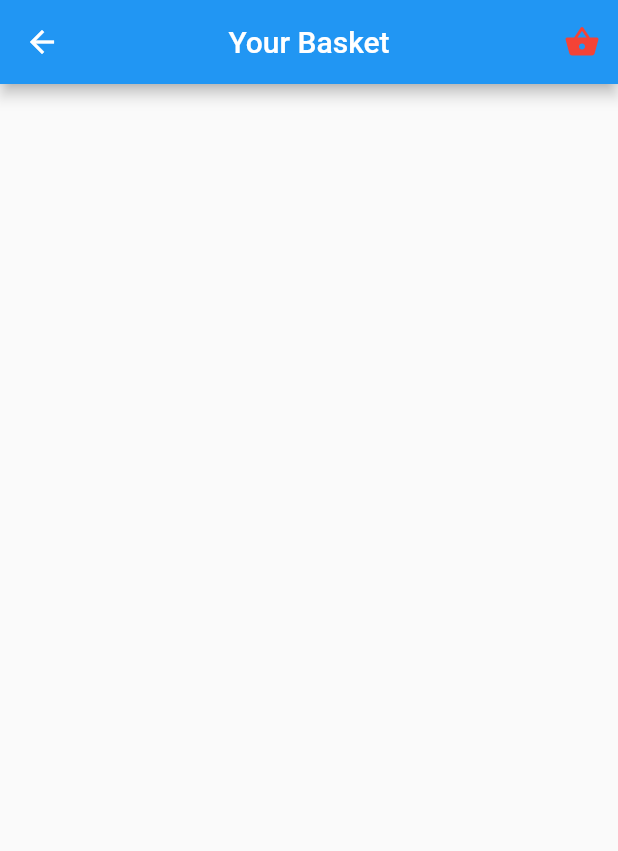
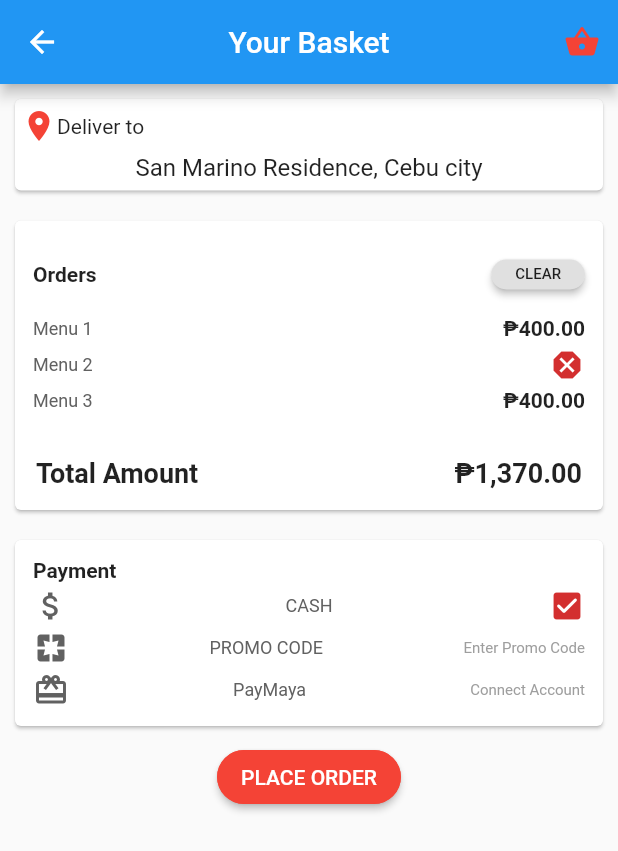
Before and after one commit to lamaw01/bigbys, a Flutter app: the Basket screen opened directly, on a phone screen of 412 x 824 dp. Shown: the top 851 px of the screen. Run offline on Flutter 3.47's test engine with Material 2 defaults, Android fonts, the phone set to English and light mode, and no system bars; our stand-ins replace get, toast.

Commit message:
so far almost

```diff
--- a/lib/screens/basket_screen.dart
+++ b/lib/screens/basket_screen.dart
@@ -1,3 +1,4 @@
+import 'package:bigbys/screens/order_slip_screen.dart';
 import 'package:flutter/material.dart';
 
 class Basket extends StatefulWidget {
@@ -22,173 +23,298 @@ class _BasketState extends State<Basket> {
           ),
         ],
       ),
-      // body: Column(
-      //   mainAxisAlignment: MainAxisAlignment.spaceBetween,
-      //   children: [
-      //     Card(
-      //       margin: EdgeInsets.all(10.0),
-      //       child: Padding(
-      //         padding: EdgeInsets.fromLTRB(10, 20, 10, 20),
-      //         child: Column(
-      //           crossAxisAlignment: CrossAxisAlignment.stretch,
-      //           children: [
-      //             Row(
-      //               children: [
-      //                 Text(
-      //                   'Deliver to',
-      //                 ),
-      //                 Icon(
-      //                   Icons.assistant_navigation,
-      //                   color: Colors.red,
-      //                 )
-      //               ],
-      //             ),
-      //             SizedBox(
-      //               height: 10,
-      //             ),
-      //             Center(
-      //               child: Text(
-      //                 'San Marino Residence, Cebu city',
-      //                 style: TextStyle(
-      //                   fontSize: 16,
-      //                 ),
-      //               ),
-      //             ),
-      //           ],
-      //         ),
-      //       ),
-      //     ),
-      //     Card(
-      //       margin: EdgeInsets.all(10.0),
-      //       child: Padding(
-      //         padding: EdgeInsets.fromLTRB(10, 20, 10, 20),
-      //         child: Column(
-      //           crossAxisAlignment: CrossAxisAlignment.stretch,
-      //           children: [
-      //             Center(
-      //               child: Text(
-      //                 'Place holder',
-      //                 style: TextStyle(
-      //                   fontSize: 16,
-      //                 ),
-      //               ),
-      //             ),
-      //           ],
-      //         ),
-      //       ),
-      //     ),
-      //     Card(
-      //       margin: EdgeInsets.all(10.0),
-      //       child: Padding(
-      //         padding: EdgeInsets.fromLTRB(10, 10, 10, 10),
-      //         child: Column(
-      //           mainAxisAlignment: MainAxisAlignment.spaceEvenly,
-      //           crossAxisAlignment: CrossAxisAlignment.stretch,
-      //           children: [
-      //             Padding(
-      //               padding: const EdgeInsets.all(2.0),
-      //               child: Text(
-      //                 'Payment',
-      //                 style: TextStyle(
-      //                   fontSize: 12,
-      //                   color: Colors.grey[700],
-      //                 ),
-      //               ),
-      //             ),
-      //             Padding(
-      //               padding: const EdgeInsets.all(2.0),
-      //               child: Row(
-      //                 mainAxisAlignment: MainAxisAlignment.spaceBetween,
-      //                 children: [
-      //                   Icon(
-      //                     Icons.attach_money,
-      //                     color: Colors.grey[700],
-      //                   ),
-      //                   Text(
-      //                     'CASH',
-      //                     style: TextStyle(
-      //                       fontSize: 12,
-      //                       color: Colors.grey[700],
-      //                     ),
-      //                   ),
-      //                   Icon(
-      //                     Icons.check_box_rounded,
-      //                     color: Colors.red[700],
-      //                   ),
-      //                 ],
-      //               ),
-      //             ),
-      //             Padding(
-      //               padding: const EdgeInsets.all(2.0),
-      //               child: Row(
-      //                 mainAxisAlignment: MainAxisAlignment.spaceBetween,
-      //                 children: [
-      //                   Icon(
-      //                     Icons.pages,
-      //                     color: Colors.grey[700],
-      //                   ),
-      //                   Text(
-      //                     'PROMO CODE',
-      //                     style: TextStyle(
-      //                       fontSize: 12,
-      //                       color: Colors.grey[700],
-      //                     ),
-      //                   ),
-      //                   Text(
-      //                     'Enter Promo Code',
-      //                     style: TextStyle(
-      //                       fontSize: 10,
-      //                       color: Colors.grey[500],
-      //                     ),
-      //                   ),
-      //                 ],
-      //               ),
-      //             ),
-      //             Padding(
-      //               padding: const EdgeInsets.all(2.0),
-      //               child: Row(
-      //                 mainAxisAlignment: MainAxisAlignment.spaceBetween,
-      //                 children: [
-      //                   Icon(
-      //                     Icons.wallet_giftcard,
-      //                     color: Colors.grey[700],
-      //                   ),
-      //                   Text(
-      //                     'PayMaya',
-      //                     style: TextStyle(
-      //                       fontSize: 12,
-      //                       color: Colors.grey[700],
-      //                     ),
-      //                   ),
-      //                   Text(
-      //                     'Connect Account',
-      //                     style: TextStyle(
-      //                       fontSize: 10,
-      //                       color: Colors.grey[500],
-      //                     ),
-      //                   ),
-      //                 ],
-      //               ),
-      //             ),
-      //           ],
-      //         ),
-      //       ),
-      //     ),
-      //     RaisedButton(
-      //       onPressed: () {},
-      //       child: Text(
-      //         'PLACE ORDER',
-      //         style: TextStyle(
-      //           color: Colors.white,
-      //         ),
-      //       ),
-      //       color: Colors.red,
-      //       shape: RoundedRectangleBorder(
-      //           borderRadius: BorderRadius.circular(18.0),
-      //           side: BorderSide(color: Colors.red)),
-      //     )
-      //   ],
-      // ),
+      body: SingleChildScrollView(
+        child: Column(
+          mainAxisAlignment: MainAxisAlignment.spaceBetween,
+          children: [
+            Card(
+              margin: EdgeInsets.all(10),
+              child: Padding(
+                padding: EdgeInsets.fromLTRB(4, 6, 4, 6),
+                child: Column(
+                  crossAxisAlignment: CrossAxisAlignment.stretch,
+                  children: [
+                    Row(
+                      children: [
+                        Icon(
+                          Icons.location_on,
+                          color: Colors.red,
+                        ),
+                        Text(
+                          'Deliver to',
+                        ),
+                      ],
+                    ),
+                    SizedBox(
+                      height: 6,
+                    ),
+                    Center(
+                      child: Text(
+                        'San Marino Residence, Cebu city',
+                        style: TextStyle(
+                          fontSize: 16,
+                        ),
+                      ),
+                    ),
+                  ],
+                ),
+              ),
+            ),
+            Card(
+              margin: EdgeInsets.all(10.0),
+              child: Padding(
+                padding: EdgeInsets.fromLTRB(10, 10, 10, 10),
+                child: Column(
+                  mainAxisAlignment: MainAxisAlignment.spaceEvenly,
+                  crossAxisAlignment: CrossAxisAlignment.stretch,
+                  children: [
+                    Padding(
+                      padding: const EdgeInsets.all(2),
+                      child: Row(
+                        mainAxisAlignment: MainAxisAlignment.spaceBetween,
+                        children: [
+                          Text(
+                            'Orders',
+                            style: TextStyle(
+                              fontSize: 14,
+                              fontWeight: FontWeight.bold,
+                            ),
+                          ),
+                          ButtonTheme(
+                            buttonColor: Colors.grey[300],
+                            minWidth: 40,
+                            height: 20,
+                            child: RaisedButton(
+                              onPressed: () {},
+                              child: Text(
+                                "CLEAR",
+                                style: TextStyle(
+                                  fontSize: 10,
+                                ),
+                              ),
+                            ),
+                            shape: RoundedRectangleBorder(
+                              borderRadius: BorderRadius.circular(18),
+                            ),
+                          )
+                        ],
+                      ),
+                    ),
+                    Padding(
+                      padding: const EdgeInsets.all(2),
+                      child: Row(
+                        mainAxisAlignment: MainAxisAlignment.spaceBetween,
+                        children: [
+                          Text(
+                            'Menu 1',
+                            style: TextStyle(
+                              fontSize: 12,
+                              color: Colors.grey[700],
+                            ),
+                          ),
+                          Text(
+                            '₱400.00',
+                            style: TextStyle(
+                              fontSize: 14,
+                              fontWeight: FontWeight.bold,
+                            ),
+                          ),
+                        ],
+                      ),
+                    ),
+                    Padding(
+                      padding: const EdgeInsets.all(2),
+                      child: Row(
+                        mainAxisAlignment: MainAxisAlignment.spaceBetween,
+                        children: [
+                          Text(
+                            'Menu 2',
+                            style: TextStyle(
+                              fontSize: 12,
+                              color: Colors.grey[700],
+                            ),
+                          ),
+                          Icon(
+                            Icons.dangerous,
+                            color: Colors.red[700],
+                          ),
+                        ],
+                      ),
+                    ),
+                    Padding(
+                      padding: const EdgeInsets.all(2),
+                      child: Row(
+                        mainAxisAlignment: MainAxisAlignment.spaceBetween,
+                        children: [
+                          Text(
+                            'Menu 3',
+                            style: TextStyle(
+                              fontSize: 12,
+                              color: Colors.grey[700],
+                            ),
+                          ),
+                          Text(
+                            '₱400.00',
+                            style: TextStyle(
+                              fontSize: 14,
+                              fontWeight: FontWeight.bold,
+                            ),
+                          ),
+                        ],
+                      ),
+                    ),
+                    Container(
+                      margin: EdgeInsets.fromLTRB(2, 26, 2, 2),
+                      child: Padding(
+                        padding: const EdgeInsets.all(2),
+                        child: Row(
+                          mainAxisAlignment: MainAxisAlignment.spaceBetween,
+                          children: [
+                            Text(
+                              'Total Amount',
+                              style: TextStyle(
+                                fontSize: 18,
+                                fontWeight: FontWeight.bold,
+                              ),
+                            ),
+                            Text(
+                              '₱1,370.00',
+                              style: TextStyle(
+                                fontSize: 18,
+                                fontWeight: FontWeight.bold,
+                              ),
+                            ),
+                          ],
+                        ),
+                      ),
+                    ),
+                  ],
+                ),
+              ),
+            ),
+            Card(
+              margin: EdgeInsets.all(10),
+              child: Padding(
+                padding: EdgeInsets.fromLTRB(10, 10, 10, 10),
+                child: Column(
+                  mainAxisAlignment: MainAxisAlignment.spaceEvenly,
+                  crossAxisAlignment: CrossAxisAlignment.stretch,
+                  children: [
+                    Padding(
+                      padding: const EdgeInsets.all(2.0),
+                      child: Text(
+                        'Payment',
+                        style: TextStyle(
+                          fontSize: 14,
+                          fontWeight: FontWeight.bold,
+                        ),
+                      ),
+                    ),
+                    Padding(
+                      padding: const EdgeInsets.all(2.0),
+                      child: Row(
+                        mainAxisAlignment: MainAxisAlignment.spaceBetween,
+                        children: [
+                          Icon(
+                            Icons.attach_money,
+                            color: Colors.grey[700],
+                          ),
+                          Text(
+                            'CASH',
+                            style: TextStyle(
+                              fontSize: 12,
+                              color: Colors.grey[700],
+                            ),
+                          ),
+                          Icon(
+                            Icons.check_box_rounded,
+                            color: Colors.red[700],
+                          ),
+                        ],
+                      ),
+                    ),
+                    Padding(
+                      padding: const EdgeInsets.all(2.0),
+                      child: Row(
+                        mainAxisAlignment: MainAxisAlignment.spaceBetween,
+                        children: [
+                          Icon(
+                            Icons.pages,
+                            color: Colors.grey[700],
+                          ),
+                          Text(
+                            'PROMO CODE',
+                            style: TextStyle(
+                              fontSize: 12,
+                              color: Colors.grey[700],
+                            ),
+                          ),
+                          Text(
+                            'Enter Promo Code',
+                            style: TextStyle(
+                              fontSize: 10,
+                              color: Colors.grey[500],
+                            ),
+                          ),
+                        ],
+                      ),
+                    ),
+                    Padding(
+                      padding: const EdgeInsets.all(2.0),
+                      child: Row(
+                        mainAxisAlignment: MainAxisAlignment.spaceBetween,
+                        children: [
+                          Icon(
+                            Icons.wallet_giftcard,
+                            color: Colors.grey[700],
+                          ),
+                          Text(
+                            'PayMaya',
+                            style: TextStyle(
+                              fontSize: 12,
+                              color: Colors.grey[700],
+                            ),
+                          ),
+                          Text(
+                            'Connect Account',
+                            style: TextStyle(
+                              fontSize: 10,
+                              color: Colors.grey[500],
+                            ),
+                          ),
+                        ],
+                      ),
+                    ),
+                  ],
+                ),
+              ),
+            ),
+            RaisedButton(
+              onPressed: () {
+                Navigator.push(
+                  context,
+                  MaterialPageRoute(
+                    builder: (context) => OrderSlip(),
+                  ),
+                );
+              },
+              child: Text(
+                'PLACE ORDER',
+                style: TextStyle(
+                  color: Colors.white,
+                ),
+              ),
+              color: Colors.red,
+              shape: RoundedRectangleBorder(
+                borderRadius: BorderRadius.circular(18.0),
+                side: BorderSide(
+                  color: Colors.red,
+                ),
+              ),
+            )
+          ],
+        ),
+      ),
     );
   }
 }
```
Also changed, not shown: lib/screens/menu_screen.dart (+17 -6 lines), lib/screens/order_slip_screen.dart (added, +129 -0 lines).
